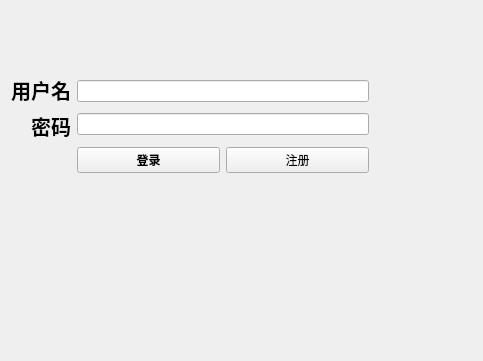
SinCSSu/Homework, file login.ui: the form before one commit; both pictures show x 237 to 720 and y 119 to 480 of the 720 by 480 pixel window.
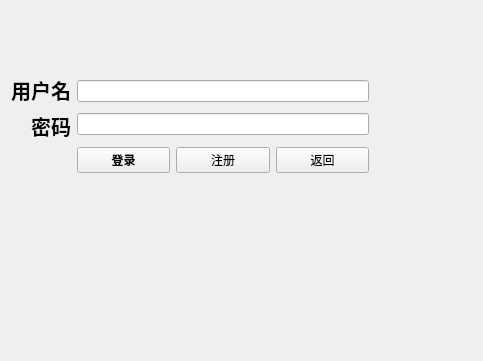
The form after the commit.

What changed in the file:
```diff
--- a/login.ui
+++ b/login.ui
@@ -141,6 +141,13 @@
        </property>
       </widget>
      </item>
+     <item>
+      <widget class="QPushButton" name="back_button">
+       <property name="text">
+        <string>返回</string>
+       </property>
+      </widget>
+     </item>
     </layout>
    </item>
    <item row="1" column="0">
```
